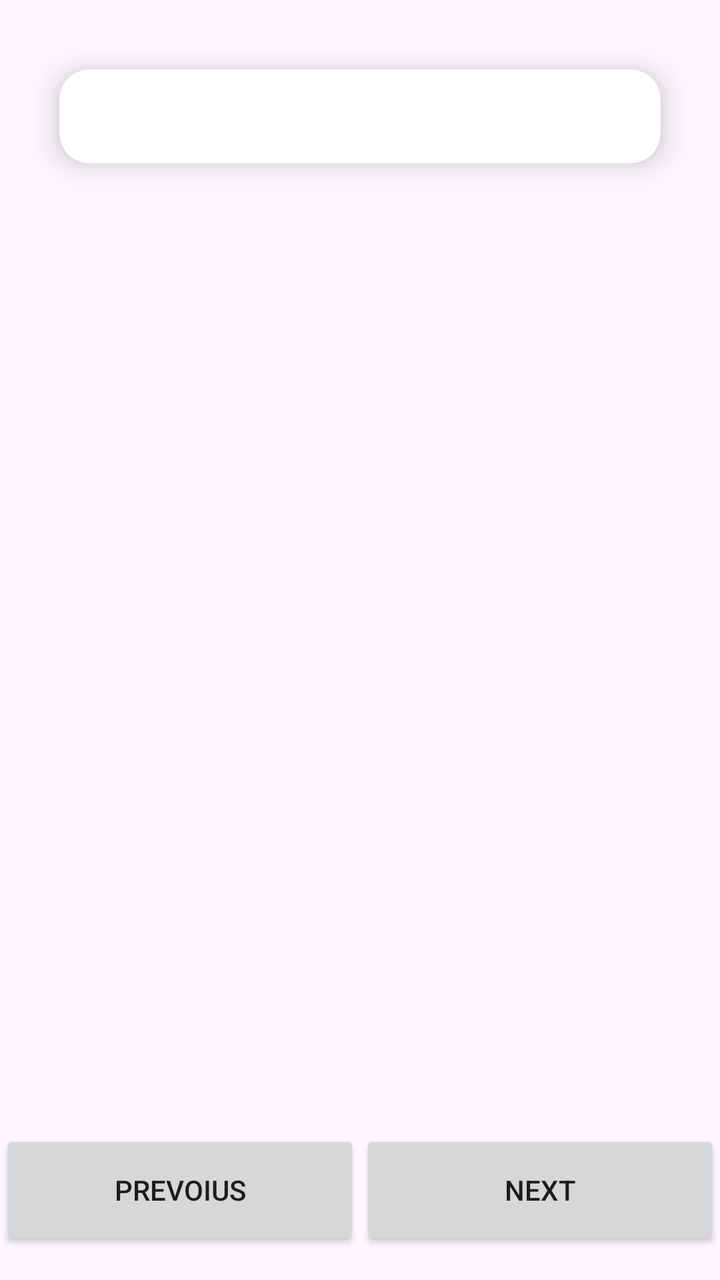
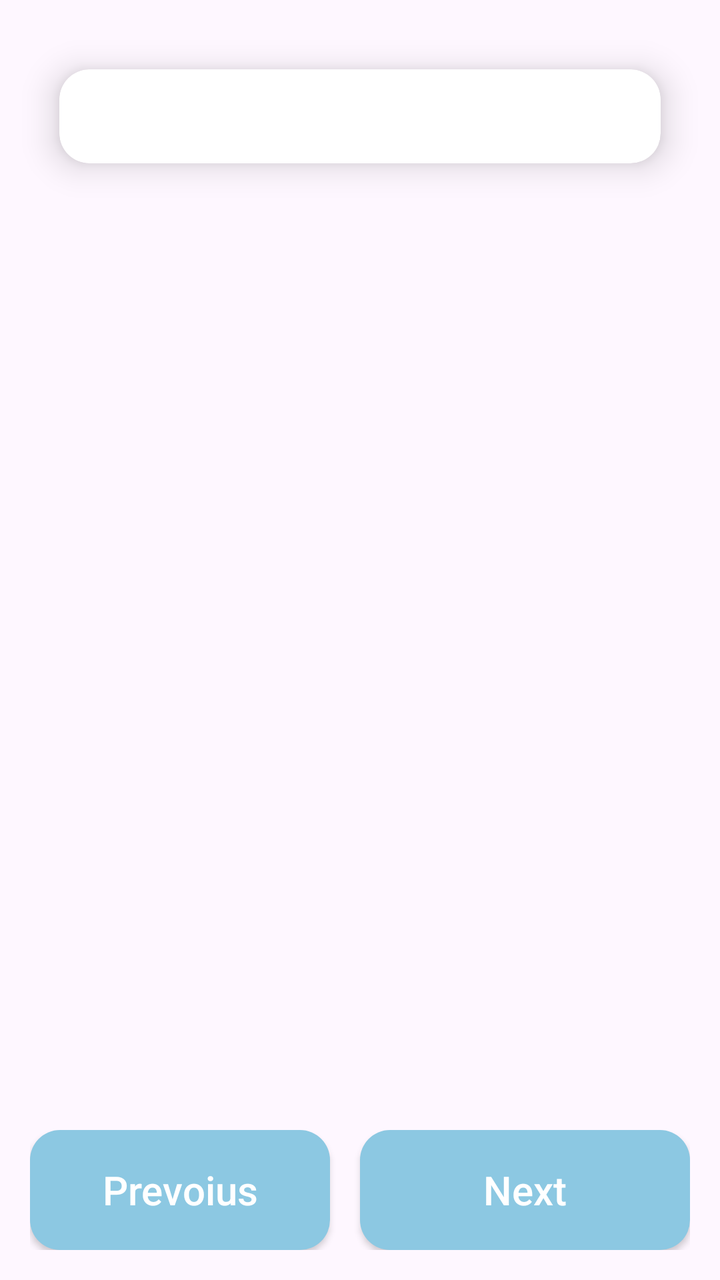

The first picture is an Android layout as it rendered before a commit; the second is the same layout after the commit. The layout source and the unified diff follow.
<!-- AndroidManifest.xml: application theme Theme.QuizApplication -->
<!-- res/layout/fragment_questions.xml -->
<?xml version="1.0" encoding="utf-8"?>
<androidx.constraintlayout.widget.ConstraintLayout xmlns:android="http://schemas.android.com/apk/res/android"
    xmlns:app="http://schemas.android.com/apk/res-auto"
    xmlns:tools="http://schemas.android.com/tools"
    android:layout_width="match_parent"
    android:layout_height="match_parent"
    tools:context=".fragment.QuestionsFragment">


    <androidx.cardview.widget.CardView
        android:id="@+id/questionCardview"
        android:layout_width="match_parent"
        android:layout_height="wrap_content"
        android:layout_marginHorizontal="15dp"
        android:layout_marginTop="15dp"
        app:cardCornerRadius="15dp"
        app:cardElevation="10dp"
        app:cardUseCompatPadding="true"
        app:layout_constraintEnd_toEndOf="parent"
        app:layout_constraintStart_toStartOf="parent"
        app:layout_constraintTop_toTopOf="parent">

        <TextView
            android:id="@+id/question"
            android:layout_width="match_parent"
            android:layout_height="match_parent"
            android:gravity="center"
            android:padding="10dp"
            android:text=""
            android:textSize="20sp" />
    </androidx.cardview.widget.CardView>


    <androidx.appcompat.widget.LinearLayoutCompat
        android:id="@+id/options"
        android:layout_width="match_parent"
        android:layout_height="wrap_content"
        android:layout_marginTop="15dp"
        app:layout_constraintEnd_toEndOf="parent"
        app:layout_constraintStart_toStartOf="parent"
        app:layout_constraintTop_toBottomOf="@id/questionCardview">

        <androidx.recyclerview.widget.RecyclerView
            android:id="@+id/optionsRecyclerView"
            android:layout_width="match_parent"
            android:layout_height="match_parent"
            android:layout_marginHorizontal="15dp" />

    </androidx.appcompat.widget.LinearLayoutCompat>

    <androidx.appcompat.widget.LinearLayoutCompat
        android:layout_width="match_parent"
        android:layout_height="wrap_content"
        android:layout_marginBottom="15dp"
        android:orientation="horizontal"
        app:layout_constraintBottom_toBottomOf="parent"
        app:layout_constraintEnd_toEndOf="parent"
        app:layout_constraintStart_toStartOf="parent">


        <androidx.appcompat.widget.AppCompatButton
            android:id="@+id/previousQuestion"
            android:layout_width="match_parent"
            android:layout_height="60dp"
            android:layout_weight="1"
            android:text="Prevoius" />

        <androidx.appcompat.widget.AppCompatButton
            android:id="@+id/nextQuestions"
            android:layout_width="match_parent"
            android:layout_height="60dp"
            android:layout_weight="1"
            android:text="Next" />
    </androidx.appcompat.widget.LinearLayoutCompat>


    <ProgressBar
        android:id="@+id/progressBar"
        android:layout_width="wrap_content"
        android:layout_height="wrap_content"
        android:visibility="gone"
        app:layout_constraintBottom_toBottomOf="parent"
        app:layout_constraintEnd_toEndOf="parent"
        app:layout_constraintStart_toStartOf="parent"
        app:layout_constraintTop_toTopOf="parent" />

</androidx.constraintlayout.widget.ConstraintLayout>
<!-- resources referenced by this layout -->
<resources>
  <style name="Theme.QuizApplication" parent="Base.Theme.QuizApplication" />
  <style name="Base.Theme.QuizApplication" parent="Theme.Material3.DayNight.NoActionBar">
          
          
      </style>
</resources>

<!-- the commit's change to res/layout/fragment_questions.xml (unified diff, before → after) -->
@@ -33,9 +33,11 @@
 
     <androidx.appcompat.widget.LinearLayoutCompat
         android:id="@+id/options"
-        android:layout_width="match_parent"
-        android:layout_height="wrap_content"
+        android:layout_width="0dp"
+        android:layout_height="0dp"
         android:layout_marginTop="15dp"
+        android:layout_marginBottom="15dp"
+        app:layout_constraintBottom_toTopOf="@id/buttonSection"
         app:layout_constraintEnd_toEndOf="parent"
         app:layout_constraintStart_toStartOf="parent"
         app:layout_constraintTop_toBottomOf="@id/questionCardview">
@@ -49,8 +51,10 @@
     </androidx.appcompat.widget.LinearLayoutCompat>
 
     <androidx.appcompat.widget.LinearLayoutCompat
+        android:id="@+id/buttonSection"
         android:layout_width="match_parent"
         android:layout_height="wrap_content"
+        android:layout_marginHorizontal="15dp"
         android:layout_marginBottom="15dp"
         android:orientation="horizontal"
         app:layout_constraintBottom_toBottomOf="parent"
@@ -62,15 +66,24 @@
             android:id="@+id/previousQuestion"
             android:layout_width="match_parent"
             android:layout_height="60dp"
+            android:layout_marginEnd="15dp"
             android:layout_weight="1"
-            android:text="Prevoius" />
+            android:background="@drawable/button_design"
+            android:text="Prevoius"
+            android:textAllCaps="false"
+            android:textColor="@color/white"
+            android:textSize="20sp" />
 
         <androidx.appcompat.widget.AppCompatButton
             android:id="@+id/nextQuestions"
             android:layout_width="match_parent"
             android:layout_height="60dp"
             android:layout_weight="1"
-            android:text="Next" />
+            android:background="@drawable/button_design"
+            android:text="Next"
+            android:textAllCaps="false"
+            android:textColor="@color/white"
+            android:textSize="20sp" />
     </androidx.appcompat.widget.LinearLayoutCompat>
 
 
<!-- resource entries referenced after the edit -->
@@ -1,5 +1,15 @@
 <!-- resources referenced by this layout -->
 <resources>
+  <color name="white">#FFFFFFFF</color>
+  <!-- drawable button_design (drawable) -->
+  <?xml version="1.0" encoding="utf-8"?>
+  <shape xmlns:android="http://schemas.android.com/apk/res/android"
+      android:shape="rectangle">
+  
+      <corners android:radius="15dp" />
+      <solid android:color="#8CC8E2" />
+  
+  </shape>
   <style name="Theme.QuizApplication" parent="Base.Theme.QuizApplication" />
   <style name="Base.Theme.QuizApplication" parent="Theme.Material3.DayNight.NoActionBar">
           
